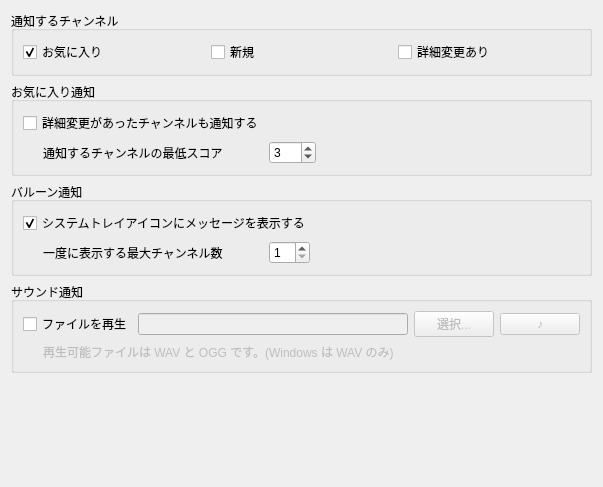
This is notificationwidget.ui in bookdraft/QPeerCastYP as Qt 5 draws it before an edit. The edited form follows.
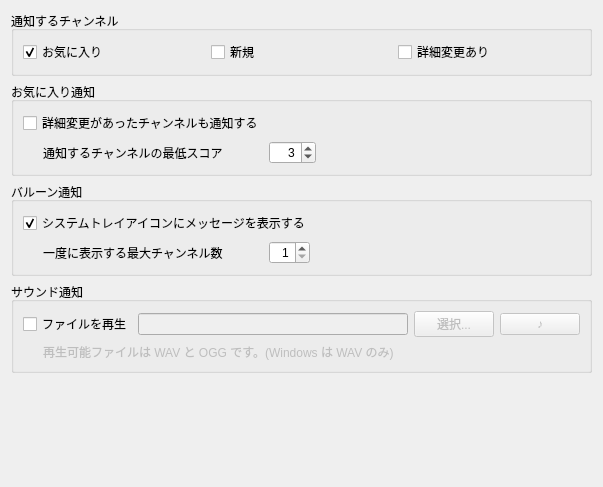
This is the edited form.

Patch:
```diff
--- a/notificationwidget.ui
+++ b/notificationwidget.ui
@@ -117,6 +117,9 @@
           <property name="enabled" >
            <bool>true</bool>
           </property>
+          <property name="alignment" >
+           <set>Qt::AlignRight|Qt::AlignTrailing|Qt::AlignVCenter</set>
+          </property>
           <property name="minimum" >
            <number>0</number>
           </property>
@@ -195,6 +198,9 @@
         </item>
         <item>
          <widget class="QSpinBox" name="maxShowChannelsSpinBox" >
+          <property name="alignment" >
+           <set>Qt::AlignRight|Qt::AlignTrailing|Qt::AlignVCenter</set>
+          </property>
           <property name="minimum" >
            <number>1</number>
           </property>
```
